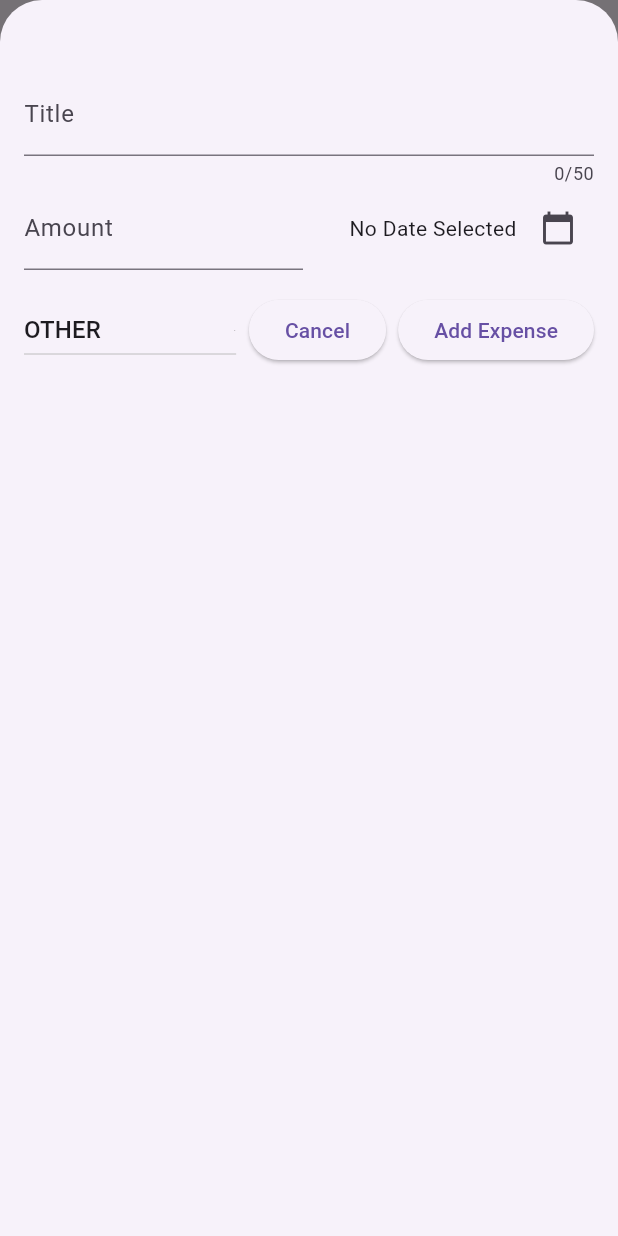
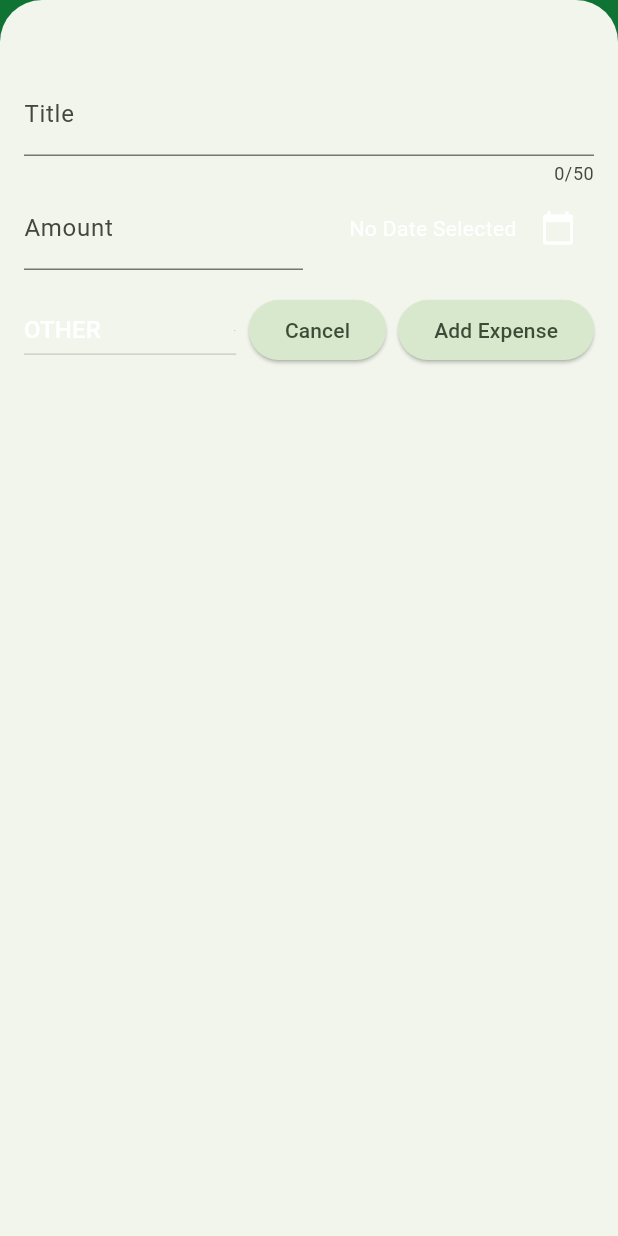
Before and after one commit to Despance/Savetify, a Flutter app: the screen it shows after launch, after a tap on an icon or button, on a phone screen of 412 x 824 dp. Run offline on Flutter 3.47's test engine with Material 3 defaults, Android fonts, the phone set to English and light mode, and no system bars; Roboto replaces fonts that are missing (Arial).

Commit message:
expense tracker doneish

```diff
--- a/lib/main.dart
+++ b/lib/main.dart
@@ -1,9 +1,48 @@
 import 'package:flutter/material.dart';
 import 'package:savetify/widgets/expenses.dart';
 
+var kColorScheme = ColorScheme.fromSeed(
+  seedColor: const Color.fromARGB(255, 39, 165, 19),
+);
+var kDarkColorScheme = ColorScheme.fromSeed(
+  seedColor: const Color.fromARGB(255, 8, 38, 3),
+);
 void main() {
   runApp(MaterialApp(
-      theme: ThemeData().copyWith(
-          scaffoldBackgroundColor: const Color.fromARGB(255, 235, 167, 247)),
+      darkTheme: ThemeData.dark().copyWith(
+        colorScheme: kDarkColorScheme,
+        brightness: Brightness.dark,
+        cardTheme: const CardTheme().copyWith(
+          color: kDarkColorScheme.secondaryContainer,
+          margin: const EdgeInsets.symmetric(vertical: 6, horizontal: 16),
+        ),
+      ),
+      theme: ThemeData.dark().copyWith(
+        colorScheme: kColorScheme,
+        scaffoldBackgroundColor: const Color.fromARGB(255, 39, 165, 19),
+        appBarTheme: const AppBarTheme().copyWith(
+          backgroundColor: kColorScheme.error,
+          foregroundColor: kColorScheme.scrim,
+        ),
+        cardTheme: const CardTheme().copyWith(
+          color: kColorScheme.secondaryContainer,
+          margin: const EdgeInsets.symmetric(vertical: 6, horizontal: 16),
+        ),
+        elevatedButtonTheme: ElevatedButtonThemeData(
+          style: ElevatedButton.styleFrom(
+            backgroundColor: kDarkColorScheme.secondaryContainer,
+            foregroundColor: kDarkColorScheme.onSecondaryContainer,
+          ),
+        ),
+        textTheme: const TextTheme().copyWith(
+          titleLarge: TextStyle(
+            color: kColorScheme.onSecondaryContainer,
+            fontSize: 20,
+            fontWeight: FontWeight.bold,
+            fontFamily: 'Arial',
+          ),
+        ),
+      ),
+      themeMode: ThemeMode.system,
       home: const Expenses()));
 }
--- /dev/null
+++ b/lib/widgets/chart/chart.dart
@@ -0,0 +1,98 @@
+import 'package:flutter/material.dart';
+
+import 'package:savetify/widgets/chart/chart_bar.dart';
+import 'package:savetify/models/expense.dart';
+import 'package:savetify/widgets/expenses.dart';
+
+class Chart extends StatelessWidget {
+  const Chart({super.key, required this.expenses});
+
+  final List<Expense> expenses;
+
+  List<ExpenseBucket> get buckets {
+    return [
+      ExpenseBucket.forCategory(expenses, Category.food),
+      ExpenseBucket.forCategory(expenses, Category.other),
+      ExpenseBucket.forCategory(expenses, Category.transportation),
+      ExpenseBucket.forCategory(expenses, Category.entertainment),
+      ExpenseBucket.forCategory(expenses, Category.housing),
+      ExpenseBucket.forCategory(expenses, Category.subscriptions),
+    ];
+  }
+
+  double get maxTotalExpense {
+    double maxTotalExpense = 0;
+
+    for (final bucket in buckets) {
+      if (bucket.totalExpenses > maxTotalExpense) {
+        maxTotalExpense = bucket.totalExpenses;
+      }
+    }
+
+    return maxTotalExpense;
+  }
+
+  @override
+  Widget build(BuildContext context) {
+    final isDarkMode =
+        MediaQuery.of(context).platformBrightness == Brightness.dark;
+    return Container(
+      margin: const EdgeInsets.all(16),
+      padding: const EdgeInsets.symmetric(
+        vertical: 16,
+        horizontal: 8,
+      ),
+      width: double.infinity,
+      height: 180,
+      decoration: BoxDecoration(
+        borderRadius: BorderRadius.circular(8),
+        gradient: LinearGradient(
+          colors: [
+            Theme.of(context).colorScheme.primary.withOpacity(0.3),
+            Theme.of(context).colorScheme.primary.withOpacity(0.0)
+          ],
+          begin: Alignment.bottomCenter,
+          end: Alignment.topCenter,
+        ),
+      ),
+      child: Column(
+        children: [
+          Expanded(
+            child: Row(
+              crossAxisAlignment: CrossAxisAlignment.end,
+              children: [
+                for (final bucket in buckets) // alternative to map()
+                  ChartBar(
+                    fill: bucket.totalExpenses == 0
+                        ? 0
+                        : bucket.totalExpenses / maxTotalExpense,
+                  )
+              ],
+            ),
+          ),
+          const SizedBox(height: 12),
+          Row(
+            children: buckets
+                .map(
+                  (bucket) => Expanded(
+                    child: Padding(
+                      padding: const EdgeInsets.symmetric(horizontal: 4),
+                      child: Icon(
+                        categoryIcons[bucket.category],
+                        color: isDarkMode
+                            ? Theme.of(context).colorScheme.secondary
+                            : Theme.of(context)
+                                .colorScheme
+                                .primary
+                                .withOpacity(0.7),
+                      ),
+                    ),
+                  ),
+                )
+                .toList(),
+          )
+        ],
+      ),
+    );
+  }
+}
--- /dev/null
+++ b/lib/widgets/chart/chart_bar.dart
@@ -0,0 +1,34 @@
+import 'package:flutter/material.dart';
+
+class ChartBar extends StatelessWidget {
+  const ChartBar({
+    super.key,
+    required this.fill,
+  });
+
+  final double fill;
+
+  @override
+  Widget build(BuildContext context) {
+    final isDarkMode =
+        MediaQuery.of(context).platformBrightness == Brightness.dark;
+    return Expanded(
+      child: Padding(
+        padding: const EdgeInsets.symmetric(horizontal: 4),
+        child: FractionallySizedBox(
+          heightFactor: fill,
+          child: DecoratedBox(
+            decoration: BoxDecoration(
+              shape: BoxShape.rectangle,
+              borderRadius:
+                  const BorderRadius.vertical(top: Radius.circular(8)),
+              color: isDarkMode
+                  ? Theme.of(context).colorScheme.secondary
+                  : Theme.of(context).colorScheme.primary.withOpacity(0.65),
+            ),
+          ),
+        ),
+      ),
+    );
+  }
+}
--- a/lib/widgets/expenses.dart
+++ b/lib/widgets/expenses.dart
@@ -1,8 +1,9 @@
 import 'package:flutter/cupertino.dart';
 import 'package:flutter/material.dart';
+import 'package:savetify/widgets/chart/chart.dart';
 import 'package:savetify/widgets/expenses_lists/expenses_list.dart';
 import 'package:savetify/models/expense.dart';
-import 'package:savetify/widgets/nex_expense.dart';
+import 'package:savetify/widgets/new_expense.dart';
 
 class Expenses extends StatefulWidget {
   const Expenses({super.key});
@@ -28,31 +29,6 @@ class _ExpensesState extends State<Expenses> {
         amount: 1000.0,
         date: DateTime.now(),
         category: Category.housing),
-    Expense(
-        title: 'Netflix',
-        amount: 10.0,
-        date: DateTime.now(),
-        category: Category.subscriptions),
-    Expense(
-        title: 'Concert',
-        amount: 100.0,
-        date: DateTime.now(),
-        category: Category.entertainment),
-    Expense(
-        title: 'Other',
-        amount: 50.0,
-        date: DateTime.now(),
-        category: Category.other),
-    Expense(
-        title: 'dinner',
-        amount: 50.99,
-        date: DateTime.now(),
-        category: Category.other),
-    Expense(
-        title: 'lunch',
-        amount: 20.0,
-        date: DateTime.now(),
-        category: Category.other),
     Expense(
         title: 'breakfast',
         amount: 10.0,
@@ -111,6 +87,7 @@ class _ExpensesState extends State<Expenses> {
 
     return Scaffold(
         appBar: AppBar(
+          backgroundColor: const Color.fromARGB(255, 33, 251, 113),
           title: const Text('Expenses'),
           actions: [
             IconButton(
@@ -119,7 +96,26 @@ class _ExpensesState extends State<Expenses> {
             )
           ],
         ),
-        body: Column(
-            children: [const Text('The chart'), Expanded(child: maincontent)]));
+        body: Column(children: [
+          Chart(expenses: _registeredExpenses),
+          Expanded(child: maincontent)
+        ]));
   }
 }
+
+class ExpenseBucket {
+  ExpenseBucket(this.expenses, this.category);
+  ExpenseBucket.forCategory(List<Expense> expenses, this.category)
+      : expenses =
+            expenses.where((expense) => expense.category == category).toList();
+
+  final Category category;
+  final List<Expense> expenses;
+  double get totalExpenses {
+    double sum = 0;
+    for (final expense in expenses) {
+      sum += expense.amount;
+    }
+    return expenses.fold(0.0, (sum, item) => sum + item.amount);
+  }
+}
--- a/lib/widgets/expenses_lists/expense_item.dart
+++ b/lib/widgets/expenses_lists/expense_item.dart
@@ -7,13 +7,13 @@ class ExpenseItem extends StatelessWidget {
   @override
   Widget build(BuildContext context) {
     return Card(
-        color: const Color.fromARGB(255, 245, 208, 251),
+        color: const Color.fromARGB(255, 234, 0, 255),
         child: Container(
           decoration: BoxDecoration(
             gradient: const LinearGradient(
               colors: [
-                Color.fromARGB(255, 245, 208, 251), // Starting color
-                Color.fromARGB(255, 242, 145, 246), // Ending color
+                Color.fromARGB(255, 12, 221, 224), // Starting color
+                Color.fromARGB(255, 39, 179, 37), // Ending color
               ],
               begin: Alignment.topLeft,
               end: Alignment.bottomLeft,
@@ -24,8 +24,12 @@ class ExpenseItem extends StatelessWidget {
           child: Padding(
             padding: const EdgeInsets.symmetric(vertical: 20, horizontal: 20),
             child: Column(
+              crossAxisAlignment: CrossAxisAlignment.start,
               children: [
-                Text(expense.title),
+                Text(
+                  expense.title,
+                  style: Theme.of(context).textTheme.titleLarge,
+                ),
                 const SizedBox(height: 4),
                 Row(
                   children: [
--- a/lib/widgets/expenses_lists/expenses_list.dart
+++ b/lib/widgets/expenses_lists/expenses_list.dart
@@ -15,6 +15,14 @@ class ExpensesList extends StatelessWidget {
       itemCount: expenses.length,
       itemBuilder: (BuildContext context, int index) => Dismissible(
           key: ValueKey(expenses[index]),
+          background: Container(
+            color: Theme.of(context).colorScheme.error.withOpacity(0.75),
+            child: Icon(Icons.delete_outline_outlined,
+                color: Colors.white, size: 40),
+            alignment: Alignment.centerRight,
+            margin: Theme.of(context).cardTheme.margin,
+            padding: const EdgeInsets.only(right: 20),
+          ),
           direction: DismissDirection.endToStart,
           onDismissed: (direction) {
             onRemoveExpense(expenses[index]);
--- a/lib/widgets/nex_expense.dart
+++ b/lib/widgets/new_expense.dart
@@ -101,9 +101,8 @@ class _NewExpenseState extends State<NewExpense> {
                   controller: _amountController,
                   decoration: const InputDecoration(
                       prefixText: '\$', labelText: 'Amount'),
-                  keyboardType: const TextInputType.numberWithOptions(
-                      decimal:
-                          true), // Virgülü almamak lazım buna bakkkkk!!!!!!!!
+                  keyboardType:
+                      const TextInputType.numberWithOptions(decimal: true),
                 ),
               ),
               const SizedBox(width: 8),
```
